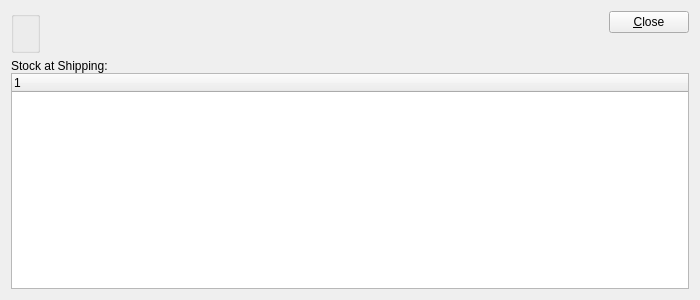
Above: xtuple/trunk/guiclient/maintainShipping.ui from WooodHead/xtuple before the change. Below: the same form after it.
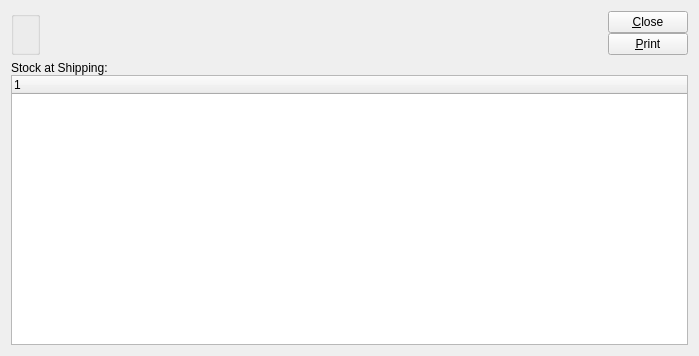
That is the form after the change. Custom widgets are drawn as their Qt base class.

Commit message: Issue #8245:add Value at Shipping column and print capability

The edit to the form file:
```diff
--- a/xtuple/trunk/guiclient/maintainShipping.ui
+++ b/xtuple/trunk/guiclient/maintainShipping.ui
@@ -13,22 +13,16 @@
    <rect>
     <x>0</x>
     <y>0</y>
-    <width>700</width>
-    <height>300</height>
+    <width>699</width>
+    <height>356</height>
    </rect>
   </property>
   <property name="windowTitle" >
    <string>Maintain Shipping</string>
   </property>
-   <layout class="QVBoxLayout" >
+  <layout class="QVBoxLayout" name="verticalLayout_2" >
     <item>
-     <layout class="QHBoxLayout" >
-      <property name="margin" >
-       <number>0</number>
-      </property>
-      <property name="spacing" >
-       <number>7</number>
-      </property>
+    <layout class="QHBoxLayout" name="horizontalLayout" >
       <item>
        <widget class="WarehouseGroup" name="_warehouse" >
         <property name="focusPolicy" >
@@ -40,14 +34,6 @@
        </widget>
       </item>
       <item>
-       <layout class="QHBoxLayout" >
-        <property name="margin" >
-         <number>0</number>
-        </property>
-        <property name="spacing" >
-         <number>0</number>
-        </property>
-        <item>
          <spacer>
           <property name="orientation" >
            <enum>Qt::Horizontal</enum>
@@ -64,10 +50,7 @@
          </spacer>
         </item>
         <item>
-         <layout class="QVBoxLayout" >
-          <property name="margin" >
-           <number>0</number>
-          </property>
+      <layout class="QVBoxLayout" name="verticalLayout" >
           <property name="spacing" >
            <number>0</number>
           </property>
@@ -79,22 +62,11 @@
            </widget>
           </item>
           <item>
-           <spacer>
-            <property name="orientation" >
-             <enum>Qt::Vertical</enum>
-            </property>
-            <property name="sizeType" >
-             <enum>QSizePolicy::Expanding</enum>
-            </property>
-            <property name="sizeHint" >
-             <size>
-              <width>20</width>
-              <height>20</height>
-             </size>
-            </property>
-           </spacer>
-          </item>
-         </layout>
+        <widget class="QPushButton" name="_print" >
+         <property name="text" >
+          <string>&amp;Print</string>
+         </property>
+        </widget>
         </item>
        </layout>
       </item>
@@ -103,9 +75,7 @@
     <item>
      <widget class="QFrame" name="frame" >
       <property name="sizePolicy" >
-       <sizepolicy>
-        <hsizetype>5</hsizetype>
-        <vsizetype>7</vsizetype>
+      <sizepolicy vsizetype="Expanding" hsizetype="Preferred" >
         <horstretch>0</horstretch>
         <verstretch>1</verstretch>
        </sizepolicy>
@@ -117,10 +87,10 @@
        <enum>QFrame::Plain</enum>
       </property>
       <layout class="QVBoxLayout" >
-       <property name="margin" >
+      <property name="spacing" >
         <number>0</number>
        </property>
-       <property name="spacing" >
+      <property name="margin" >
         <number>0</number>
        </property>
        <item>
@@ -148,16 +118,17 @@
  <layoutdefault spacing="6" margin="11" />
  <pixmapfunction>qPixmapFromMimeSource</pixmapfunction>
  <customwidgets>
-  <customwidget>
-   <class>XTreeWidget</class>
-   <extends>QTreeWidget</extends>
-   <header>xtreewidget.h</header>
-  </customwidget>
   <customwidget>
    <class>WarehouseGroup</class>
    <extends>QGroupBox</extends>
    <header>warehousegroup.h</header>
   </customwidget>
+  <customwidget>
+   <class>XTreeWidget</class>
+   <extends>QTreeWidget</extends>
+   <header>xtreewidget.h</header>
+   <container>1</container>
+  </customwidget>
  </customwidgets>
  <tabstops>
   <tabstop>_warehouse</tabstop>
```
Left out of the diff: 5 changed lines with no effect on the pictures. Lines whose indentation alone changed are shown as unchanged. The commit also changes 2 other files.
